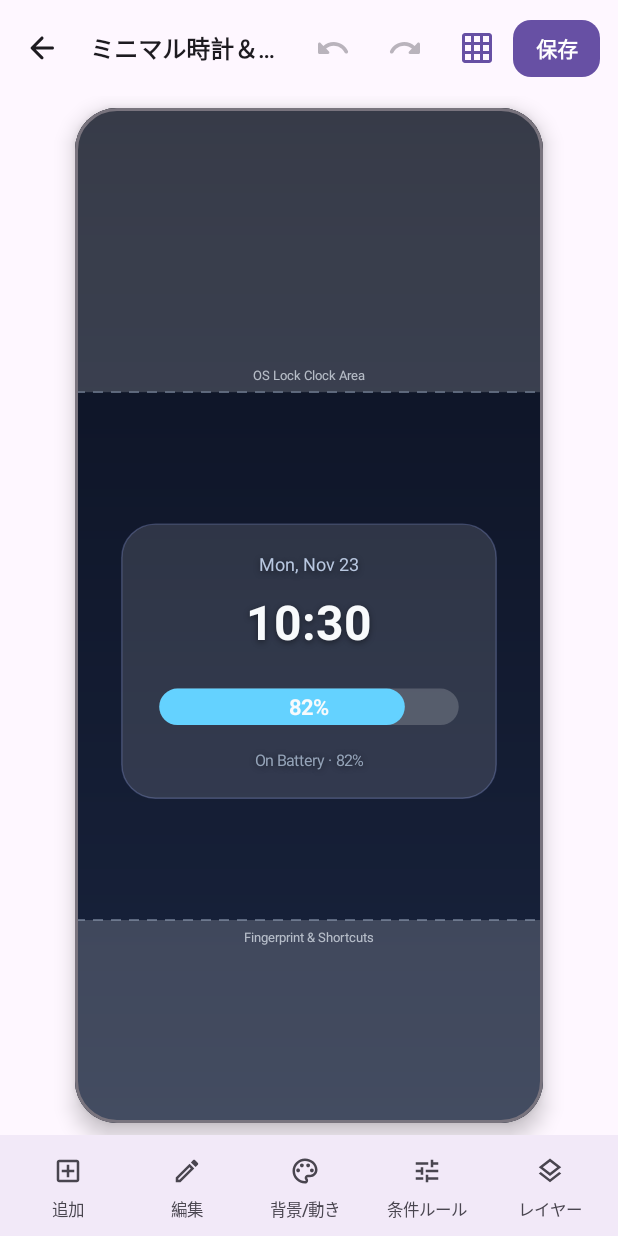
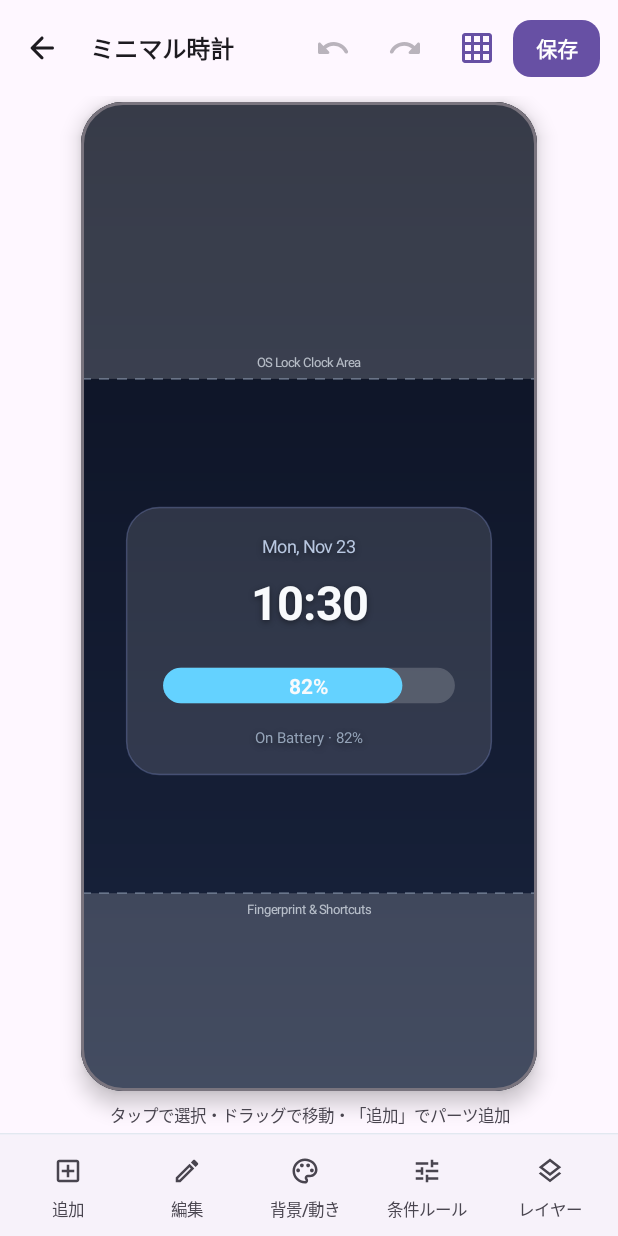
Before and after one commit to TaigaShinohara/LockCanvas, an Android app built with Jetpack Compose: the screen it shows after launch (MainActivity), after a tap on "選択中", on a phone screen of 412 x 824 dp. Run offline under Robolectric (Android 15) with nearby library versions, the phone set to English and light mode, and no system bars.

Commit message:
style(ui): polish full-screen edge-to-edge layout and beginner-friendly visual hierarchy

```diff
--- a/app/src/main/java/com/lockcanvas/app/model/PresetDesigns.kt
+++ b/app/src/main/java/com/lockcanvas/app/model/PresetDesigns.kt
@@ -16,7 +16,7 @@ object PresetDesigns {
 
     fun minimalClockAndBattery(): CanvasDesign = CanvasDesign(
         id = ID_MINIMAL_CLOCK,
-        name = "ミニマル時計＆電池",
+        name = "ミニマル時計",
         backgroundColorArgb = 0xFF0B1020,
         secondaryBackgroundColorArgb = 0xFF19243E,
         backgroundGradientEnabled = true,
@@ -192,7 +192,7 @@ object PresetDesigns {
 
     fun nightZenCanvas(): CanvasDesign = CanvasDesign(
         id = ID_NIGHT_ZEN,
-        name = "ナイト禅キャンバス",
+        name = "ナイト禅",
         backgroundColorArgb = 0xFF0D1412,
         secondaryBackgroundColorArgb = 0xFF1A2A26,
         backgroundGradientEnabled = true,
--- a/app/src/main/java/com/lockcanvas/app/ui/screens/EditorScreen.kt
+++ b/app/src/main/java/com/lockcanvas/app/ui/screens/EditorScreen.kt
@@ -28,6 +28,7 @@ import androidx.compose.foundation.layout.Column
 import androidx.compose.foundation.layout.PaddingValues
 import androidx.compose.foundation.layout.Row
 import androidx.compose.foundation.layout.Spacer
+import androidx.compose.foundation.layout.WindowInsets
 import androidx.compose.foundation.layout.aspectRatio
 import androidx.compose.foundation.layout.fillMaxHeight
 import androidx.compose.foundation.layout.fillMaxSize
@@ -238,6 +239,7 @@ fun EditorScreen(
     BackHandler(onBack = handleBackRequest)
 
     Scaffold(
+        contentWindowInsets = WindowInsets(0, 0, 0, 0),
         topBar = {
             TopAppBar(
                 navigationIcon = {
@@ -311,21 +313,25 @@ fun EditorScreen(
                 ),
             )
         },
-        snackbarHost = { SnackbarHost(snackbarHostState) },
+        snackbarHost = {
+            SnackbarHost(
+                hostState = snackbarHostState,
+                modifier = Modifier.navigationBarsPadding(),
+            )
+        },
         containerColor = MaterialTheme.colorScheme.background,
     ) { innerPadding ->
         Column(
             modifier = Modifier
                 .fillMaxSize()
-                .padding(innerPadding)
-                .navigationBarsPadding(),
+                .padding(innerPadding),
         ) {
             // Center Interactive Phone Preview
             Box(
                 modifier = Modifier
                     .weight(1f)
                     .fillMaxWidth()
-                    .padding(horizontal = 16.dp, vertical = 8.dp),
+                    .padding(horizontal = 12.dp, vertical = 4.dp),
                 contentAlignment = Alignment.Center,
             ) {
                 InteractiveCanvasStage(
@@ -357,6 +363,26 @@ fun EditorScreen(
                         )
                     }
                 }
+            }
+
+            // Beginner-friendly 1-line operation hint (when panel is closed)
+            if (state.activeTab == null) {
+                val hintText = if (state.selectedElement != null) {
+                    "ドラッグで移動・2本指で拡縮・回転・「編集」で調整"
+                } else {
+                    "タップで選択・ドラッグで移動・「追加」でパーツ追加"
+                }
+                Text(
+                    text = hintText,
+                    style = MaterialTheme.typography.labelSmall,
+                    color = MaterialTheme.colorScheme.onSurfaceVariant,
+                    maxLines = 1,
+                    overflow = TextOverflow.Ellipsis,
+                    modifier = Modifier
+                        .fillMaxWidth()
+                        .padding(horizontal = 16.dp, vertical = 4.dp),
+                    textAlign = androidx.compose.ui.text.style.TextAlign.Center,
+                )
             }
 
             // Expandable Tool Panel above Dock (Progressive Disclosure)
@@ -468,15 +494,16 @@ fun EditorScreen(
                 }
             }
 
-            // Bottom Tool Dock
+            // Bottom Tool Dock (Edge-to-Edge to screen bottom, zero black gap)
+            HorizontalDivider(color = MaterialTheme.colorScheme.outlineVariant)
             Surface(
                 modifier = Modifier.fillMaxWidth(),
-                color = MaterialTheme.colorScheme.surface,
-                tonalElevation = 3.dp,
+                color = MaterialTheme.colorScheme.surfaceContainerLow,
             ) {
                 Row(
                     modifier = Modifier
                         .fillMaxWidth()
+                        .navigationBarsPadding()
                         .padding(horizontal = 6.dp, vertical = 6.dp),
                     horizontalArrangement = Arrangement.SpaceAround,
                     verticalAlignment = Alignment.CenterVertically,
--- a/app/src/main/java/com/lockcanvas/app/ui/screens/HomeScreen.kt
+++ b/app/src/main/java/com/lockcanvas/app/ui/screens/HomeScreen.kt
@@ -10,10 +10,13 @@ import androidx.compose.foundation.layout.Column
 import androidx.compose.foundation.layout.PaddingValues
 import androidx.compose.foundation.layout.Row
 import androidx.compose.foundation.layout.Spacer
+import androidx.compose.foundation.layout.WindowInsets
+import androidx.compose.foundation.layout.asPaddingValues
 import androidx.compose.foundation.layout.aspectRatio
 import androidx.compose.foundation.layout.fillMaxSize
 import androidx.compose.foundation.layout.fillMaxWidth
 import androidx.compose.foundation.layout.height
+import androidx.compose.foundation.layout.navigationBars
 import androidx.compose.foundation.layout.padding
 import androidx.compose.foundation.layout.size
 import androidx.compose.foundation.layout.width
@@ -95,16 +98,17 @@ fun HomeScreen(
 
     var pendingDeleteDesign by remember { mutableStateOf<CanvasDesign?>(null) }
 
+    val navBarBottomPadding = WindowInsets.navigationBars.asPaddingValues().calculateBottomPadding()
+
     Scaffold(
+        contentWindowInsets = WindowInsets(0, 0, 0, 0),
         topBar = {
             TopAppBar(
                 title = {
-                    Row(verticalAlignment = Alignment.CenterVertically) {
                     Text(
                         text = "LockCanvas",
                         style = MaterialTheme.typography.titleLarge,
                     )
-                    }
                 },
                 actions = {
                     if (isWallpaperActive) {
@@ -114,6 +118,12 @@ fun HomeScreen(
                                 contentDescription = "壁紙設定を開く",
                             )
                         }
+                    }
+                    IconButton(onClick = onCreateNewClick) {
+                        Icon(
+                            imageVector = Icons.Rounded.Add,
+                            contentDescription = "新規デザインを作成",
+                        )
                     }
                     IconButton(onClick = onOpenSettingsInfo) {
                         Icon(
@@ -127,21 +137,12 @@ fun HomeScreen(
                 ),
             )
         },
-        floatingActionButton = {
-            ExtendedFloatingActionButton(
-                onClick = onCreateNewClick,
-                icon = {
-                    Icon(
-                        imageVector = Icons.Rounded.Add,
-                        contentDescription = null,
+        snackbarHost = {
+            SnackbarHost(
+                hostState = snackbarHostState,
+                modifier = Modifier.padding(bottom = navBarBottomPadding),
             )
         },
-                text = { Text("新規デザイン") },
-                containerColor = MaterialTheme.colorScheme.primary,
-                contentColor = MaterialTheme.colorScheme.onPrimary,
-            )
-        },
-        snackbarHost = { SnackbarHost(snackbarHostState) },
         containerColor = MaterialTheme.colorScheme.background,
     ) { innerPadding ->
         LazyVerticalGrid(
@@ -152,11 +153,11 @@ fun HomeScreen(
             contentPadding = PaddingValues(
                 start = 16.dp,
                 end = 16.dp,
-                top = 8.dp,
-                bottom = 96.dp,
+                top = 4.dp,
+                bottom = navBarBottomPadding + 16.dp,
             ),
             horizontalArrangement = Arrangement.spacedBy(12.dp),
-            verticalArrangement = Arrangement.spacedBy(14.dp),
+            verticalArrangement = Arrangement.spacedBy(12.dp),
         ) {
             if (!isWallpaperActive) {
                 item(span = { GridItemSpan(2) }) {
@@ -179,6 +180,10 @@ fun HomeScreen(
                     onDuplicate = { onDuplicateDesign(design.id) },
                     onDelete = { pendingDeleteDesign = design },
                 )
+            }
+
+            item(key = "create_new_design_card") {
+                CreateDesignCard(onClick = onCreateNewClick)
             }
         }
     }
@@ -284,7 +289,7 @@ private fun DesignThumbnailCard(
                     modifier = Modifier
                         .fillMaxWidth()
                         .aspectRatio(9f / 16f)
-                    .padding(8.dp)
+                        .padding(start = 8.dp, end = 8.dp, top = 8.dp)
                         .clip(RoundedCornerShape(12.dp)),
                 ) {
                 Canvas(modifier = Modifier.fillMaxSize()) {
@@ -415,3 +420,72 @@ private fun DesignThumbnailCard(
         }
     }
 }
+
+@Composable
+private fun CreateDesignCard(
+    onClick: () -> Unit,
+) {
+    Card(
+        modifier = Modifier
+            .fillMaxWidth()
+            .clickable(onClick = onClick),
+        shape = RoundedCornerShape(18.dp),
+        colors = CardDefaults.cardColors(
+            containerColor = MaterialTheme.colorScheme.surfaceContainerLow,
+        ),
+        border = BorderStroke(1.dp, MaterialTheme.colorScheme.outline.copy(alpha = 0.65f)),
+    ) {
+        Column {
+            Box(
+                modifier = Modifier
+                    .fillMaxWidth()
+                    .aspectRatio(9f / 16f)
+                    .padding(start = 8.dp, end = 8.dp, top = 8.dp)
+                    .clip(RoundedCornerShape(12.dp))
+                    .background(MaterialTheme.colorScheme.surfaceContainer),
+                contentAlignment = Alignment.Center,
+            ) {
+                Column(
+                    horizontalAlignment = Alignment.CenterHorizontally,
+                    verticalArrangement = Arrangement.spacedBy(10.dp),
+                ) {
+                    Box(
+                        modifier = Modifier
+                            .size(52.dp)
+                            .clip(CircleShape)
+                            .background(MaterialTheme.colorScheme.primaryContainer),
+                        contentAlignment = Alignment.Center,
+                    ) {
+                        Icon(
+                            imageVector = Icons.Rounded.Add,
+                            contentDescription = null,
+                            tint = MaterialTheme.colorScheme.onPrimaryContainer,
+                            modifier = Modifier.size(28.dp),
+                        )
+                    }
+                    Text(
+                        text = "新しく作る",
+                        style = MaterialTheme.typography.labelLarge,
+                        color = MaterialTheme.colorScheme.primary,
+                    )
+                }
+            }
+
+            Row(
+                modifier = Modifier
+                    .fillMaxWidth()
+                    .height(52.dp)
+                    .padding(horizontal = 12.dp),
+                verticalAlignment = Alignment.CenterVertically,
+            ) {
+                Text(
+                    text = "新規キャンバス",
+                    style = MaterialTheme.typography.titleSmall,
+                    color = MaterialTheme.colorScheme.onSurfaceVariant,
+                    maxLines = 1,
+                    overflow = TextOverflow.Ellipsis,
+                )
+            }
+        }
+    }
+}
--- a/app/src/main/java/com/lockcanvas/app/ui/screens/SettingsInfoScreen.kt
+++ b/app/src/main/java/com/lockcanvas/app/ui/screens/SettingsInfoScreen.kt
@@ -3,9 +3,11 @@ package com.lockcanvas.app.ui.screens
 import androidx.activity.compose.BackHandler
 import androidx.compose.foundation.layout.Column
 import androidx.compose.foundation.layout.Spacer
+import androidx.compose.foundation.layout.WindowInsets
 import androidx.compose.foundation.layout.fillMaxSize
 import androidx.compose.foundation.layout.fillMaxWidth
 import androidx.compose.foundation.layout.height
+import androidx.compose.foundation.layout.navigationBarsPadding
 import androidx.compose.foundation.layout.padding
 import androidx.compose.foundation.layout.size
 import androidx.compose.foundation.layout.width
@@ -30,6 +32,7 @@ import androidx.compose.material3.MaterialTheme
 import androidx.compose.material3.Scaffold
 import androidx.compose.material3.SnackbarHost
 import androidx.compose.material3.SnackbarHostState
+import androidx.compose.material3.Surface
 import androidx.compose.material3.Text
 import androidx.compose.material3.TextButton
 import androidx.compose.material3.TopAppBar
@@ -57,6 +60,7 @@ fun SettingsInfoScreen(
     BackHandler(onBack = onBack)
 
     Scaffold(
+        contentWindowInsets = WindowInsets(0, 0, 0, 0),
         topBar = {
             TopAppBar(
                 title = { Text("設定と仕様", style = MaterialTheme.typography.titleLarge) },
@@ -72,6 +76,55 @@ fun SettingsInfoScreen(
                     containerColor = MaterialTheme.colorScheme.background,
                 ),
             )
+        },
+        bottomBar = {
+            Surface(
+                modifier = Modifier.fillMaxWidth(),
+                color = MaterialTheme.colorScheme.surfaceContainerLow,
+            ) {
+                Column(
+                    modifier = Modifier
+                        .fillMaxWidth()
+                        .navigationBarsPadding()
+                        .padding(horizontal = 16.dp, vertical = 14.dp),
+                ) {
+                    FilledTonalButton(
+                        onClick = onLaunchWallpaperPicker,
+                        modifier = Modifier
+                            .fillMaxWidth()
+                            .height(48.dp),
+                    ) {
+                        Icon(
+                            imageVector = Icons.Outlined.Wallpaper,
+                            contentDescription = null,
+                            modifier = Modifier.size(18.dp),
+                        )
+                        Spacer(modifier = Modifier.width(8.dp))
+                        Text("ライブ壁紙ピッカーを開く")
+                    }
+
+                    Spacer(modifier = Modifier.height(8.dp))
+
+                    TextButton(
+                        onClick = { showResetDialog = true },
+                        modifier = Modifier
+                            .fillMaxWidth()
+                            .height(48.dp),
+                    ) {
+                        Icon(
+                            imageVector = Icons.Outlined.Restore,
+                            contentDescription = null,
+                            tint = MaterialTheme.colorScheme.error,
+                            modifier = Modifier.size(18.dp),
+                        )
+                        Spacer(modifier = Modifier.width(8.dp))
+                        Text(
+                            text = "プリセットを初期状態に戻す",
+                            color = MaterialTheme.colorScheme.error,
+                        )
+                    }
+                }
+            }
         },
         snackbarHost = { SnackbarHost(snackbarHostState) },
         containerColor = MaterialTheme.colorScheme.background,
@@ -114,52 +167,6 @@ fun SettingsInfoScreen(
                 headline = "省電力設計",
                 supporting = "画面OFF時は描画を完全停止。動きなしでは変化時のみ更新します",
             )
-
-            Spacer(modifier = Modifier.height(24.dp))
-
-            Column(
-                modifier = Modifier
-                    .fillMaxWidth()
-                    .padding(horizontal = 16.dp),
-            ) {
-                FilledTonalButton(
-                    onClick = onLaunchWallpaperPicker,
-                    modifier = Modifier
-                        .fillMaxWidth()
-                        .height(48.dp),
-                ) {
-                    Icon(
-                        imageVector = Icons.Outlined.Wallpaper,
-                        contentDescription = null,
-                        modifier = Modifier.size(18.dp),
-                    )
-                    Spacer(modifier = Modifier.width(8.dp))
-                    Text("ライブ壁紙ピッカーを開く")
-                }
-
-                Spacer(modifier = Modifier.height(20.dp))
-
-                TextButton(
-                    onClick = { showResetDialog = true },
-                    modifier = Modifier
-                        .fillMaxWidth()
-                        .height(48.dp),
-                ) {
-                    Icon(
-                        imageVector = Icons.Outlined.Restore,
-                        contentDescription = null,
-                        tint = MaterialTheme.colorScheme.error,
-                        modifier = Modifier.size(18.dp),
-                    )
-                    Spacer(modifier = Modifier.width(8.dp))
-                    Text(
-                        text = "プリセットを初期状態に戻す",
-                        color = MaterialTheme.colorScheme.error,
-                    )
-                }
-            }
-
-            Spacer(modifier = Modifier.height(24.dp))
         }
     }
 
```
Also changed, not shown: 2 other files. Lines whose indentation alone changed are shown as unchanged.
